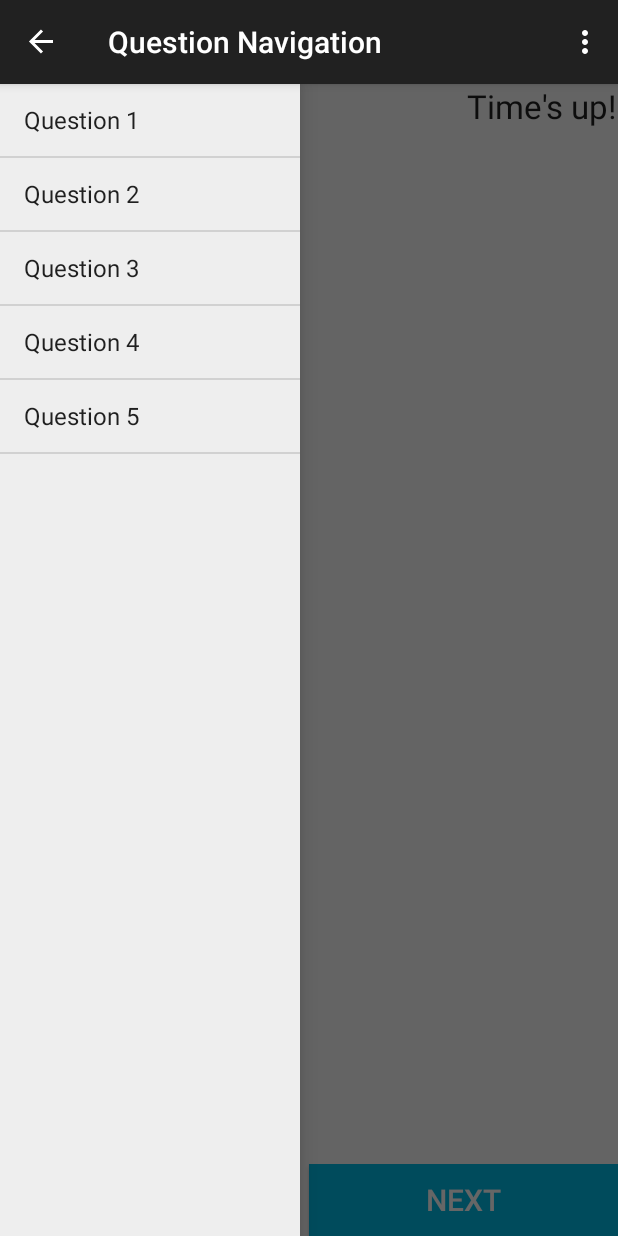
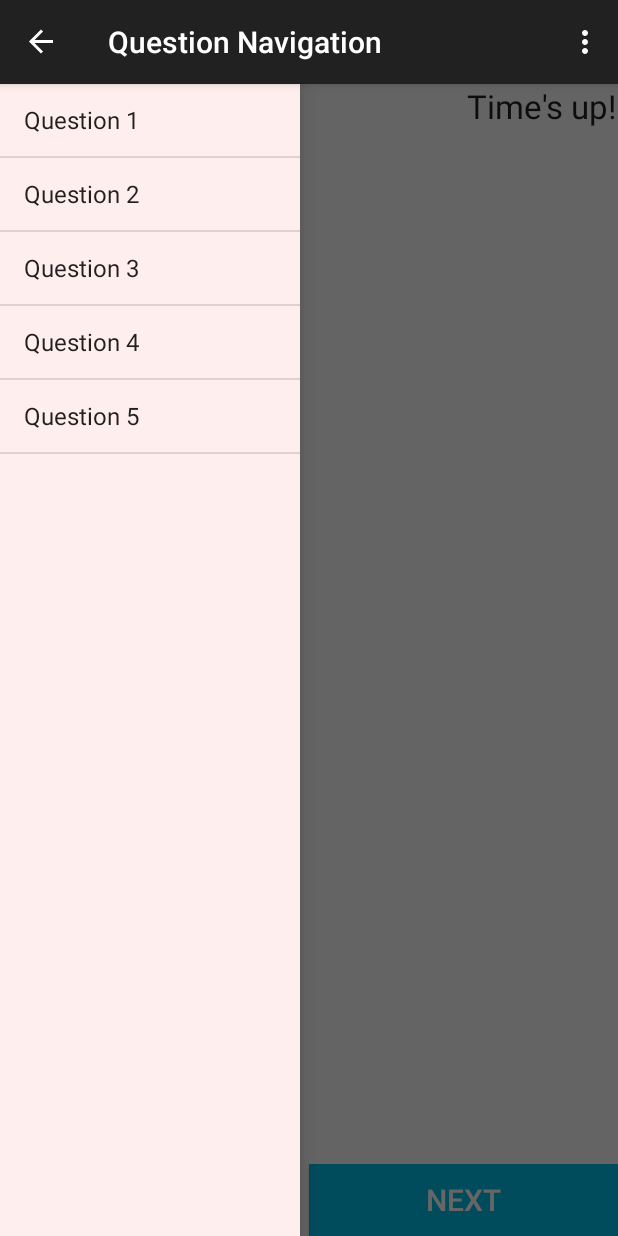
Before and after one commit to botanical/C110Practice, an Android app: the QuizActivity screen opened directly, with no data from a screen before it, with the side drawer open, on a phone screen of 412 x 824 dp. Run offline under Robolectric (Android 15) with nearby library versions, the phone set to English and light mode, and no system bars; 1 statement that could not run was skipped.

```diff
--- a/app/src/main/java/com/example/jennifertran/cse110practice/QuizActivity.java
+++ b/app/src/main/java/com/example/jennifertran/cse110practice/QuizActivity.java
@@ -74,7 +74,7 @@ public class QuizActivity extends AppCompatActivity {
 
         mDrawerLayout = (DrawerLayout)findViewById(R.id.drawer_layout);
 
-        /* Set ListView for Fragment */
+        /* Set ListView for Fragment*/
         mDrawerList = (ListView)findViewById(R.id.navList);
 
         /* Add drawer items */
--- a/app/src/main/res/layout/activity_quiz.xml
+++ b/app/src/main/res/layout/activity_quiz.xml
@@ -119,6 +119,6 @@
         android:layout_width="200dp"
         android:layout_height="match_parent"
         android:layout_gravity="left|start"
-        android:background="#ffeeeeee"/>
+        android:background="#ffeeee"/>
 
 </android.support.v4.widget.DrawerLayout>
--- a/app/src/main/res/values/strings.xml
+++ b/app/src/main/res/values/strings.xml
@@ -8,7 +8,7 @@
     <string name="button_send">Send</string>
     <string name="title_activity_display_message">My Message</string>
 
-    <!--Fragment for Quiz Page-->
+    <!--Fragment for Quiz Page -->
     <string name="drawer_open">Open navigation drawer</string>
     <string name="drawer_close">Close navigation drawer</string>
 
```
